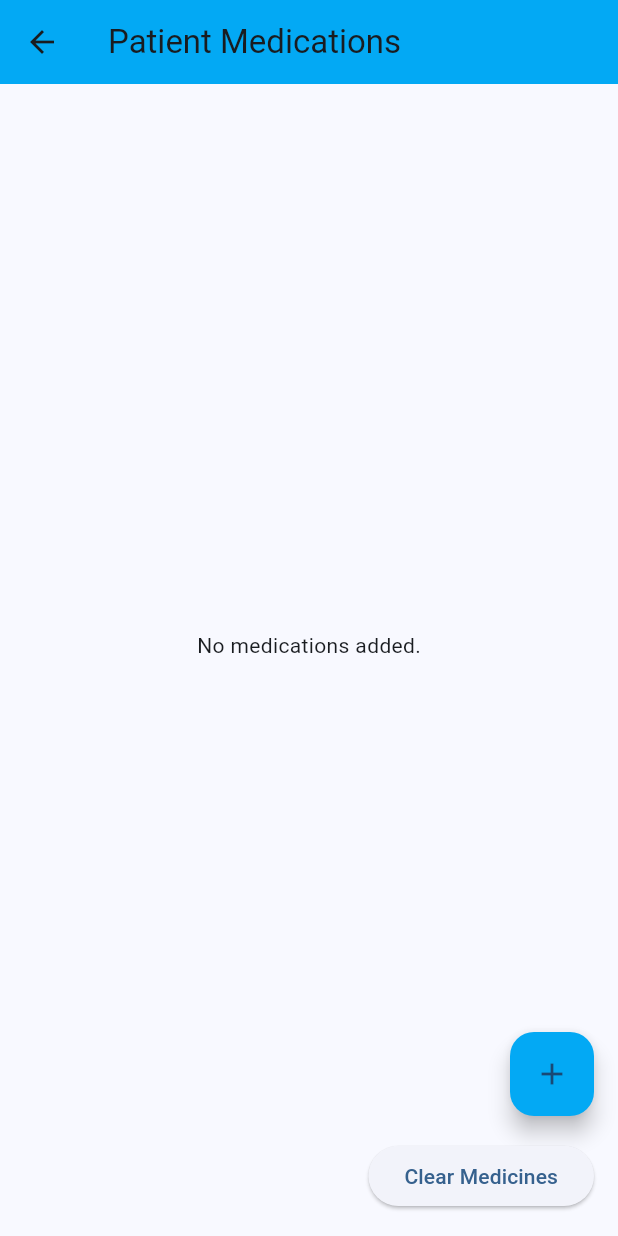
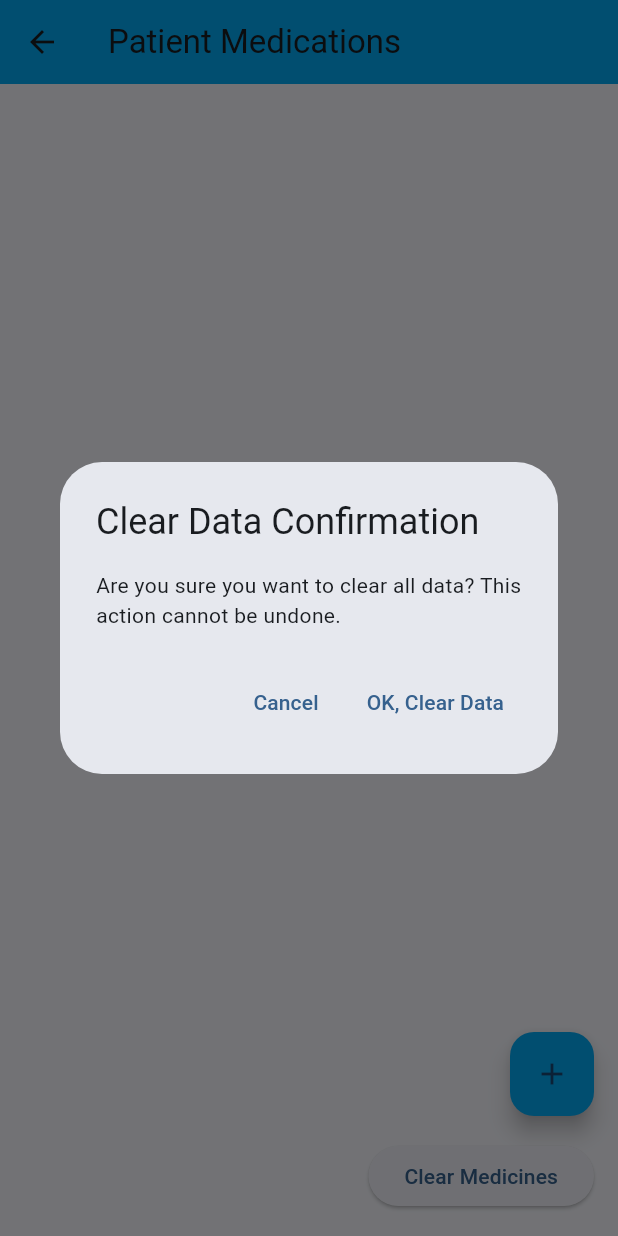
Before and after one commit to AdenaGH/PhotoPillApp, a Flutter app: the InputPatientMed screen opened directly, after a tap on "Clear Medicines", on a phone screen of 412 x 824 dp. Run offline on Flutter 3.47's test engine with Material 3 defaults, Android fonts, the phone set to English and light mode, and no system bars; our stand-ins replace shared_preferences; accounts and stored records are empty.

Commit message:
Updated clear medicines button in patientmed page, confirming user meant to press the button

```diff
--- a/photo_pill/lib/inputPatientMed.dart
+++ b/photo_pill/lib/inputPatientMed.dart
@@ -20,6 +20,35 @@ class _InputPatientMedState extends State<InputPatientMed> {
     final medicationProvider =
         Provider.of<MedicationProvider>(context, listen: false);
     medicationProvider.clearAllData();
+  }
+
+  Future<void> _showClearDataConfirmationDialog() async {
+    return showDialog<void>(
+      context: context,
+      barrierDismissible: false,
+      builder: (BuildContext context) {
+        return AlertDialog(
+          title: const Text('Clear Data Confirmation'),
+          content: const Text(
+              'Are you sure you want to clear all data? This action cannot be undone.'),
+          actions: <Widget>[
+            TextButton(
+              onPressed: () {
+                Navigator.of(context).pop(); // Close the dialog
+              },
+              child: const Text('Cancel'),
+            ),
+            TextButton(
+              onPressed: () {
+                clearAllData(); // Call the function to clear data
+                Navigator.of(context).pop(); // Close the dialog
+              },
+              child: const Text('OK, Clear Data'),
+            ),
+          ],
+        );
+      },
+    );
   }
 
   @override
@@ -213,7 +242,9 @@ class _InputPatientMedState extends State<InputPatientMed> {
           ),
           const SizedBox(height: 16),
           ElevatedButton(
-            onPressed: clearMedicines,
+            onPressed: () {
+              _showClearDataConfirmationDialog(); // Show the confirmation dialog
+            },
             child: const Text('Clear Medicines'),
           ),
         ],
```
